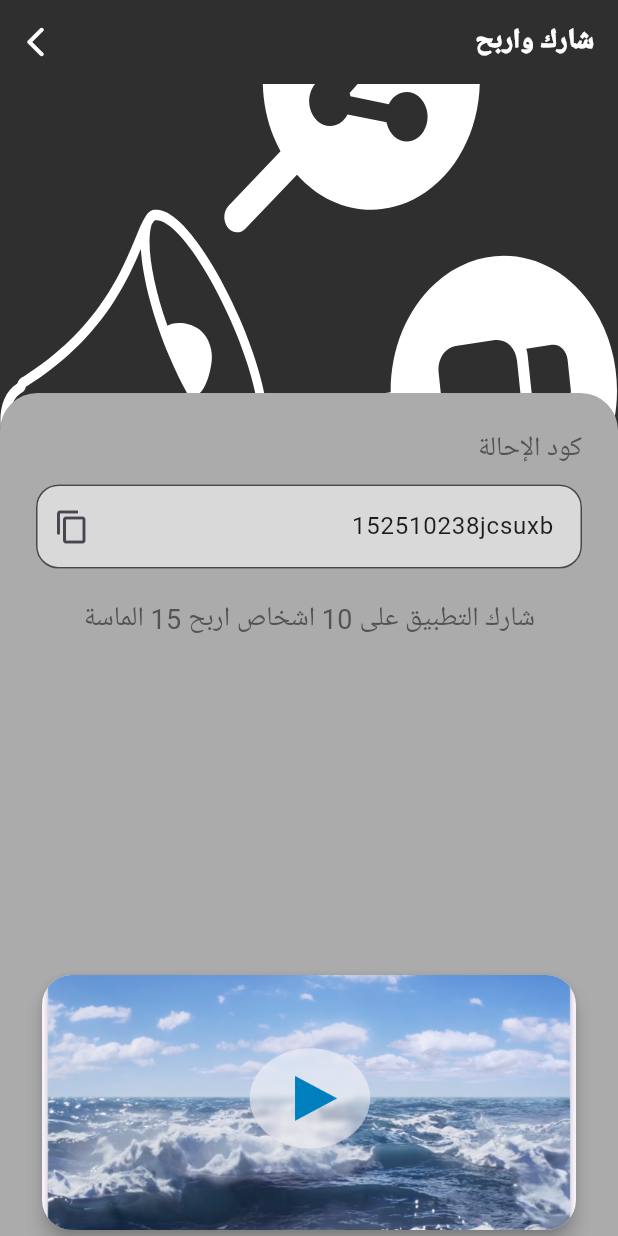
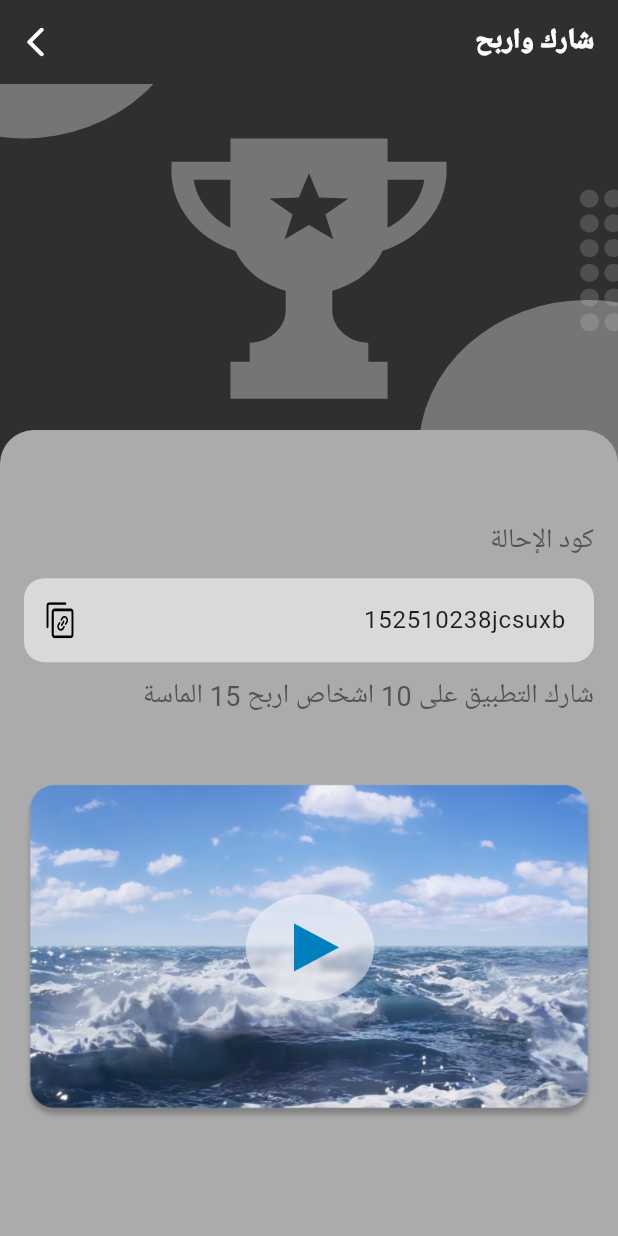
Before and after one commit to mohammedhedaya/-Sar-aat-Al-Tasweeq, a Flutter app: the ShareAndEarnView screen opened by its route, on a phone screen of 412 x 824 dp. Run offline on Flutter 3.47's test engine with Material 3 defaults, Android fonts, the phone set to English and light mode, and no system bars; our stand-ins replace carousel_slider, chat_bubbles, device_preview, flutter_bloc, flutter_screenutil, flutter_svg and 6 more; accounts and stored records are empty.

Commit message:
REFACTOR Share And Earn View

```diff
--- a/lib/core/utils/assets.dart
+++ b/lib/core/utils/assets.dart
@@ -49,6 +49,10 @@ class Assets {
   /// Assets for imagesConectUs
   /// assets/images/conectUs.svg
   static const String imagesConectUs = "assets/images/conectUs.svg";
+
+  /// Assets for imagesCopyicon
+  /// assets/images/copyicon.svg
+  static const String imagesCopyicon = "assets/images/copyicon.svg";
 
   /// Assets for imagesDark
   /// assets/images/dark.svg
--- a/lib/features/share_with_my_freinds/presentation/views/share_and_earn_view.dart
+++ b/lib/features/share_with_my_freinds/presentation/views/share_and_earn_view.dart
@@ -12,6 +12,7 @@ class ShareAndEarnView extends StatelessWidget {
     return Scaffold(
       appBar: AppBar(
         backgroundColor: Colors.transparent,
+        surfaceTintColor: Colors.transparent,
         elevation: 0,
         automaticallyImplyLeading: false,
         title: Text(
@@ -30,7 +31,7 @@ class ShareAndEarnView extends StatelessWidget {
           ),
         ],
       ),
-      body: SharingEarnBody(),
+      body: const SharingEarnBody(),
     );
   }
 }
--- a/lib/features/share_with_my_freinds/presentation/widgets/sharing_earn_body.dart
+++ b/lib/features/share_with_my_freinds/presentation/widgets/sharing_earn_body.dart
@@ -1,4 +1,5 @@
 import 'package:flutter/material.dart';
+import 'package:flutter_screenutil/flutter_screenutil.dart';
 import 'package:flutter_svg/flutter_svg.dart';
 import 'package:shopping_chart/core/utils/app_colors.dart';
 import 'package:shopping_chart/core/utils/app_text_style.dart';
@@ -10,6 +11,8 @@ class SharingEarnBody extends StatelessWidget {
   @override
   Widget build(BuildContext context) {
     return SingleChildScrollView(
+      child: SizedBox(
+        height: MediaQuery.of(context).size.height,
         child: Stack(
           clipBehavior: Clip.none,
           alignment: Alignment.center,
@@ -17,73 +20,63 @@ class SharingEarnBody extends StatelessWidget {
             Positioned(
               top: -MediaQuery.of(context).size.height * 0.1,
               child: SvgPicture.asset(
-              Assets.imagesShareingWithMyFriends,
-              height: MediaQuery.of(context).size.height * 0.5,
+                Assets.imagesBgSharingScreen,
                 width: MediaQuery.of(context).size.width,
                 fit: BoxFit.cover,
               ),
             ),
             Column(
-            mainAxisAlignment: MainAxisAlignment.start,
               children: [
-              SizedBox(height: MediaQuery.of(context).size.height * 0.25),
-              Container(
+                SizedBox(height: MediaQuery.of(context).size.height * 0.28),
+                Expanded(
+                  child: Container(
                     width: double.infinity,
-                padding: const EdgeInsets.all(24),
+                    padding: const EdgeInsets.all(16),
                     decoration: BoxDecoration(
-                  borderRadius: BorderRadius.circular(25),
+                      borderRadius: BorderRadius.only(
+                        topLeft: Radius.circular(25.r),
+                        topRight: Radius.circular(25.r),
+                      ),
                       color: const Color(0xffABABAB),
                     ),
                     child: Column(
                       crossAxisAlignment: CrossAxisAlignment.start,
                       children: [
+                        SizedBox(height: 50.h),
                         Text(
                           'كود الإحالة',
                           style: AppStyles.style20W400ShareWithFiends,
                         ),
-                    const SizedBox(height: 10),
+                        SizedBox(height: 12.h),
                         TextFormField(
                           initialValue: '152510238jcsuxb',
                           decoration: InputDecoration(
                             filled: true,
                             fillColor: AppColors.mixWhiteAndGray,
                             border: OutlineInputBorder(
-                          borderRadius: BorderRadius.circular(15),
-                          borderSide: const BorderSide(color: Colors.grey),
+                              borderRadius: BorderRadius.circular(15.r),
+                              borderSide: BorderSide.none,
                             ),
-                        focusedBorder: OutlineInputBorder(
-                          borderRadius: BorderRadius.circular(15),
-                          borderSide: const BorderSide(color: Colors.blue),
-                        ),
-                        suffixIcon: const Icon(Icons.copy),
+                            suffixIcon: InkWell(
+                              onTap: () {},
+                              child: Transform.scale(
+                                scale: 0.5,
+                                child: SvgPicture.asset(
+                                  Assets.imagesCopyicon,
                                 ),
                               ),
-                    const SizedBox(height: 20),
-                    Row(
-                      mainAxisAlignment: MainAxisAlignment.center,
-                      children: [
+                            ),
+                          ),
+                        ),
+                        SizedBox(height: 10.h),
                         Text(
                           'شارك التطبيق على 10 اشخاص اربح 15 الماسة',
                           style: AppStyles.style20W400ShareWithFiends,
+                          textAlign: TextAlign.start,
                         ),
-                      ],
-                    ),
-                    const SizedBox(height: 220),
-                    Card(
-                      elevation: 5,
-                      shape: RoundedRectangleBorder(
-                        borderRadius: BorderRadius.circular(20),
-                      ),
-                      child: ClipRRect(
-                        borderRadius: BorderRadius.circular(20),
-                        child: Stack(
-                          alignment: Alignment.center,
-                          children: [
+                        SizedBox(height: 50.h),
                         Image.asset(
                           Assets.imagesImageSea,
-                              width: double.infinity,
-                              height: 170,
-                              fit: BoxFit.cover,
                         ),
                       ],
                     ),
@@ -91,10 +84,8 @@ class SharingEarnBody extends StatelessWidget {
                 ),
               ],
             ),
-              ),
           ],
         ),
-        ],
       ),
     );
   }
```
Also changed, not shown: assets/images/copyicon.svg (added), pubspec.lock. Lines whose indentation alone changed are shown as unchanged.
